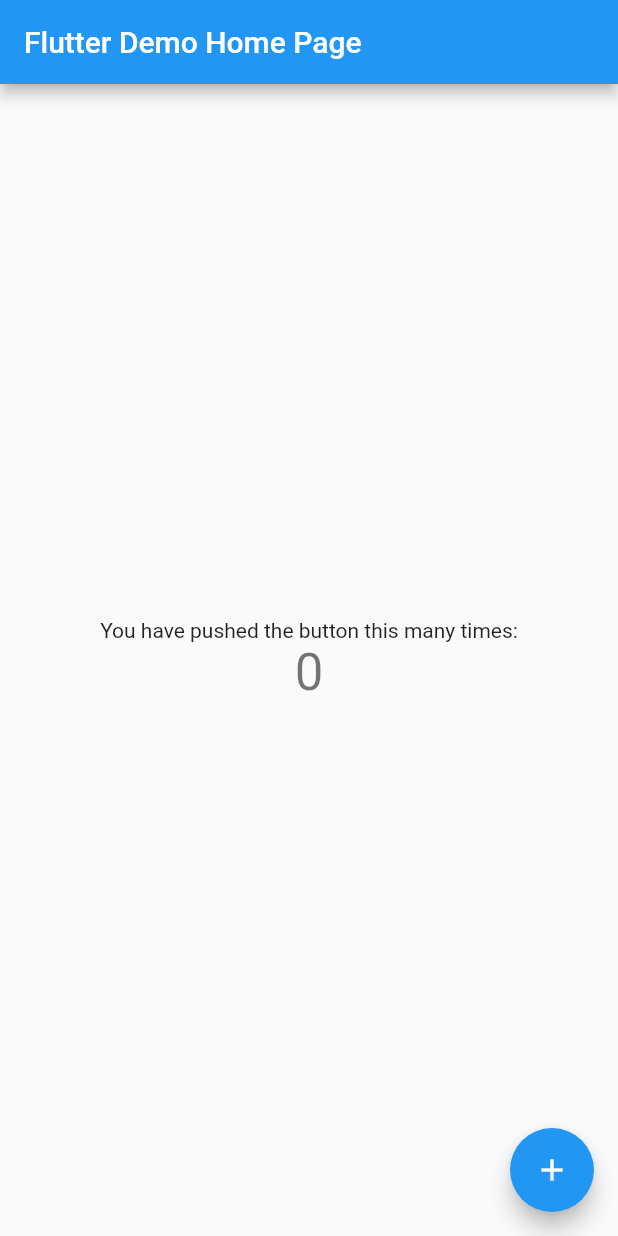
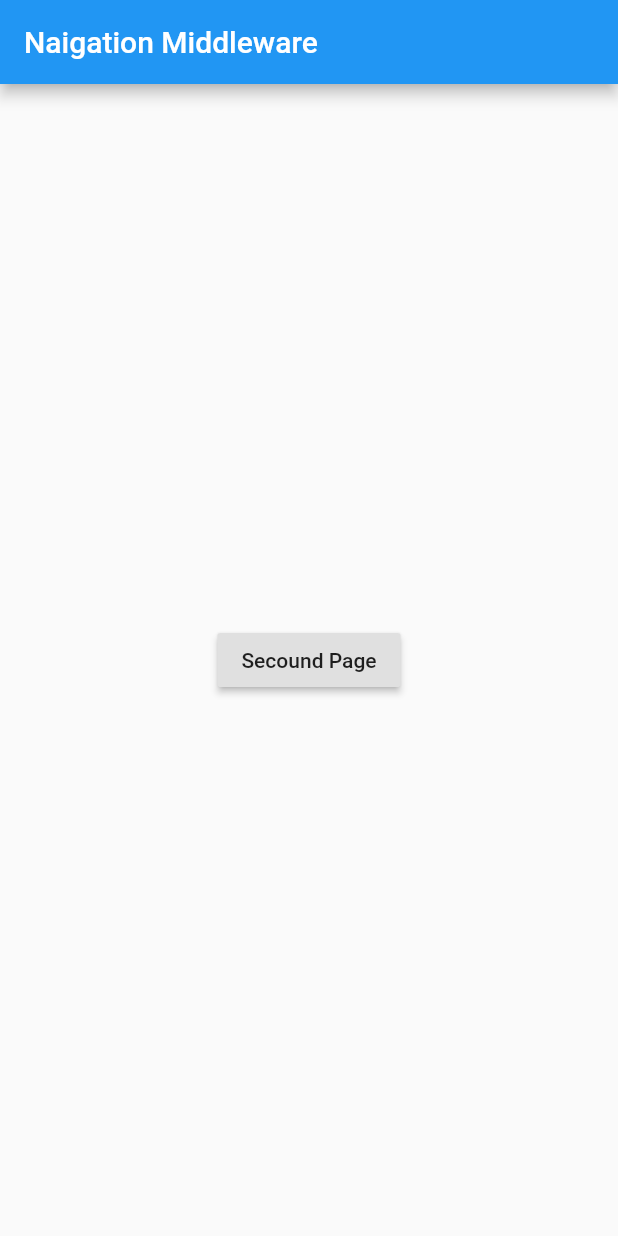
Before and after one commit to payam-zahedi/flutter-route-observer, a Flutter app: the screen it shows after launch, on a phone screen of 412 x 824 dp. Run offline on Flutter 3.47's test engine with Material 2 defaults, Android fonts, the phone set to English and light mode, and no system bars.

Commit message:
HomePage integrated with RouteAware

```diff
--- a/lib/main.dart
+++ b/lib/main.dart
@@ -1,4 +1,7 @@
 import 'package:flutter/material.dart';
+import 'package:routeobserver/route/route_utils.dart';
+
+RouteObserver<PageRoute> routeObserver = RouteObserver<PageRoute>();
 
 void main() => runApp(MyApp());
 
@@ -9,103 +12,76 @@ class MyApp extends StatelessWidget {
     return MaterialApp(
       title: 'Flutter Demo',
       theme: ThemeData(
-        // This is the theme of your application.
-        //
-        // Try running your application with "flutter run". You'll see the
-        // application has a blue toolbar. Then, without quitting the app, try
-        // changing the primarySwatch below to Colors.green and then invoke
-        // "hot reload" (press "r" in the console where you ran "flutter run",
-        // or simply save your changes to "hot reload" in a Flutter IDE).
-        // Notice that the counter didn't reset back to zero; the application
-        // is not restarted.
         primarySwatch: Colors.blue,
       ),
-      home: MyHomePage(title: 'Flutter Demo Home Page'),
+      home: HomePage(),
+      navigatorObservers: [routeObserver],
     );
   }
 }
 
-class MyHomePage extends StatefulWidget {
-  MyHomePage({Key key, this.title}) : super(key: key);
+class HomePage extends StatefulWidget {
+  @override
+  _HomePageState createState() => _HomePageState();
+}
 
-  // This widget is the home page of your application. It is stateful, meaning
-  // that it has a State object (defined below) that contains fields that affect
-  // how it looks.
-
-  // This class is the configuration for the state. It holds the values (in this
-  // case the title) provided by the parent (in this case the App widget) and
-  // used by the build method of the State. Fields in a Widget subclass are
-  // always marked "final".
-
-  final String title;
+class _HomePageState extends State<HomePage> with RouteAware {
 
   @override
-  _MyHomePageState createState() => _MyHomePageState();
-}
-
-class _MyHomePageState extends State<MyHomePage> {
-  int _counter = 0;
-
-  void _incrementCounter() {
-    setState(() {
-      // This call to setState tells the Flutter framework that something has
-      // changed in this State, which causes it to rerun the build method below
-      // so that the display can reflect the updated values. If we changed
-      // _counter without calling setState(), then the build method would not be
-      // called again, and so nothing would appear to happen.
-      _counter++;
-    });
+  void didChangeDependencies() {
+    super.didChangeDependencies();
+    routeObserver.subscribe(this, ModalRoute.of(context));
   }
 
   @override
   Widget build(BuildContext context) {
-    // This method is rerun every time setState is called, for instance as done
-    // by the _incrementCounter method above.
-    //
-    // The Flutter framework has been optimized to make rerunning build methods
-    // fast, so that you can just rebuild anything that needs updating rather
-    // than having to individually change instances of widgets.
     return Scaffold(
       appBar: AppBar(
-        // Here we take the value from the MyHomePage object that was created by
-        // the App.build method, and use it to set our appbar title.
-        title: Text(widget.title),
+        title: Text('Naigation Middleware'),
       ),
       body: Center(
-        // Center is a layout widget. It takes a single child and positions it
-        // in the middle of the parent.
         child: Column(
-          // Column is also a layout widget. It takes a list of children and
-          // arranges them vertically. By default, it sizes itself to fit its
-          // children horizontally, and tries to be as tall as its parent.
-          //
-          // Invoke "debug painting" (press "p" in the console, choose the
-          // "Toggle Debug Paint" action from the Flutter Inspector in Android
-          // Studio, or the "Toggle Debug Paint" command in Visual Studio Code)
-          // to see the wireframe for each widget.
-          //
-          // Column has various properties to control how it sizes itself and
-          // how it positions its children. Here we use mainAxisAlignment to
-          // center the children vertically; the main axis here is the vertical
-          // axis because Columns are vertical (the cross axis would be
-          // horizontal).
           mainAxisAlignment: MainAxisAlignment.center,
           children: <Widget>[
-            Text(
-              'You have pushed the button this many times:',
-            ),
-            Text(
-              '$_counter',
-              style: Theme.of(context).textTheme.display1,
+            RaisedButton(
+              child: Text('Secound Page'),
+              onPressed: () {
+                Navigator.pushReplacementNamed(context, secondRoute);
+              },
             ),
           ],
         ),
       ),
-      floatingActionButton: FloatingActionButton(
-        onPressed: _incrementCounter,
-        tooltip: 'Increment',
-        child: Icon(Icons.add),
-      ), // This trailing comma makes auto-formatting nicer for build methods.
     );
   }
+
+  @override
+  void dispose() {
+    routeObserver.unsubscribe(this);
+    super.dispose();
+  }
+
+  @override
+  void didPush() {
+    final route = ModalRoute.of(context).settings.name;
+    print('didPush route: $route');
+  }
+
+  @override
+  void didPopNext() {
+    final route = ModalRoute.of(context).settings.name;
+    print('didPopNext route: $route');
+  }
+
+  @override
+  void didPushNext() {
+    final route = ModalRoute.of(context).settings.name;
+    print('didPushNext route: $route');
+  }
+
+  @override
+  void didPop() {
+    final route = ModalRoute.of(context).settings.name;
+    print('didPop route: $route');
+  }
 }
```
